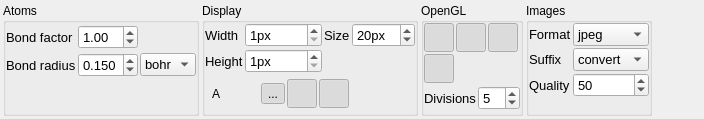
Before: the Qt Designer form settings.ui in piti-diablotin/qAgate, drawn with Qt 5.
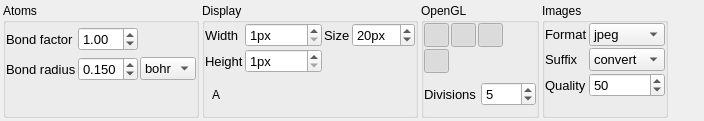
After: the same form once the commit is applied. Icons and pictures are not drawn.

What changed in the file:
```diff
--- a/settings.ui
+++ b/settings.ui
@@ -7,7 +7,7 @@
     <x>0</x>
     <y>0</y>
     <width>704</width>
-    <height>119</height>
+    <height>121</height>
    </rect>
   </property>
   <property name="sizePolicy">
@@ -19,7 +19,7 @@
   <property name="maximumSize">
    <size>
     <width>16777215</width>
-    <height>119</height>
+    <height>128</height>
    </size>
   </property>
   <property name="windowTitle">
@@ -206,8 +206,8 @@
         </property>
         <property name="iconSize">
          <size>
-          <width>54</width>
-          <height>22</height>
+          <width>40</width>
+          <height>20</height>
          </size>
         </property>
         <property name="autoRaise">
@@ -502,8 +502,8 @@
            </property>
            <property name="iconSize">
             <size>
-             <width>22</width>
-             <height>22</height>
+             <width>17</width>
+             <height>17</height>
             </size>
            </property>
            <property name="autoRaise">
@@ -531,8 +531,8 @@
            </property>
            <property name="iconSize">
             <size>
-             <width>22</width>
-             <height>22</height>
+             <width>17</width>
+             <height>17</height>
             </size>
            </property>
            <property name="autoRaise">
@@ -540,102 +540,6 @@
            </property>
           </widget>
          </item>
-         <item>
-          <widget class="QToolButton" name="angles">
-           <property name="sizePolicy">
-            <sizepolicy hsizetype="Fixed" vsizetype="Fixed">
-             <horstretch>0</horstretch>
-             <verstretch>0</verstretch>
-            </sizepolicy>
-           </property>
-           <property name="toolTip">
-            <string>Toggle angles</string>
-           </property>
-           <property name="statusTip">
-            <string>Toggle angles</string>
-           </property>
-           <property name="whatsThis">
-            <string>Toggle angles</string>
-           </property>
-           <property name="text">
-            <string>...</string>
-           </property>
-           <property name="icon">
-            <iconset resource="qagate.qrc">
-             <normaloff>:/settings/icons/angles.svg</normaloff>:/settings/icons/angles.svg</iconset>
-           </property>
-           <property name="iconSize">
-            <size>
-             <width>22</width>
-             <height>22</height>
-            </size>
-           </property>
-           <property name="shortcut">
-            <string>A</string>
-           </property>
-           <property name="checkable">
-            <bool>true</bool>
-           </property>
-           <property name="checked">
-            <bool>true</bool>
-           </property>
-           <property name="autoRaise">
-            <bool>true</bool>
-           </property>
-          </widget>
-         </item>
-         <item>
-          <widget class="QToolButton" name="time">
-           <property name="text">
-            <string/>
-           </property>
-           <property name="icon">
-            <iconset resource="qagate.qrc">
-             <normaloff>:/settings/icons/time.svg</normaloff>:/settings/icons/time.svg</iconset>
-           </property>
-           <property name="iconSize">
-            <size>
-             <width>22</width>
-             <height>22</height>
-            </size>
-           </property>
-           <property name="checkable">
-            <bool>true</bool>
-           </property>
-           <property name="checked">
-            <bool>true</bool>
-           </property>
-           <property name="autoRaise">
-            <bool>true</bool>
-           </property>
-          </widget>
-         </item>
-         <item>
-          <widget class="QToolButton" name="axis">
-           <property name="text">
-            <string/>
-           </property>
-           <property name="icon">
-            <iconset resource="qagate.qrc">
-             <normaloff>:/settings/icons/axis.svg</normaloff>:/settings/icons/axis.svg</iconset>
-           </property>
-           <property name="iconSize">
-            <size>
-             <width>22</width>
-             <height>22</height>
-            </size>
-           </property>
-           <property name="checkable">
-            <bool>true</bool>
-           </property>
-           <property name="checked">
-            <bool>true</bool>
-           </property>
-           <property name="autoRaise">
-            <bool>true</bool>
-           </property>
-          </widget>
-         </item>
          <item>
           <spacer name="horizontalSpacer_2">
            <property name="orientation">
@@ -714,8 +618,8 @@
            </property>
            <property name="iconSize">
             <size>
-             <width>22</width>
-             <height>22</height>
+             <width>17</width>
+             <height>17</height>
             </size>
            </property>
            <property name="shortcut">
@@ -752,8 +656,8 @@
            </property>
            <property name="iconSize">
             <size>
-             <width>22</width>
-             <height>22</height>
+             <width>17</width>
+             <height>17</height>
             </size>
            </property>
            <property name="shortcut">
@@ -790,8 +694,8 @@
            </property>
            <property name="iconSize">
             <size>
-             <width>22</width>
-             <height>22</height>
+             <width>17</width>
+             <height>17</height>
             </size>
            </property>
            <property name="shortcut">
@@ -828,8 +732,8 @@
            </property>
            <property name="iconSize">
             <size>
-             <width>22</width>
-             <height>22</height>
+             <width>17</width>
+             <height>17</height>
             </size>
            </property>
            <property name="shortcut">
@@ -846,6 +750,19 @@
            </property>
           </widget>
          </item>
+         <item row="0" column="4">
+          <spacer name="horizontalSpacer_3">
+           <property name="orientation">
+            <enum>Qt::Horizontal</enum>
+           </property>
+           <property name="sizeHint" stdset="0">
+            <size>
+             <width>40</width>
+             <height>20</height>
+            </size>
+           </property>
+          </spacer>
+         </item>
         </layout>
        </widget>
       </item>
@@ -874,9 +791,18 @@
              <pointsize>10</pointsize>
             </font>
            </property>
+           <property name="lineWidth">
+            <number>0</number>
+           </property>
            <property name="text">
             <string>Divisions</string>
            </property>
+           <property name="textFormat">
+            <enum>Qt::PlainText</enum>
+           </property>
+           <property name="margin">
+            <number>0</number>
+           </property>
           </widget>
          </item>
          <item>
@@ -981,7 +907,19 @@
         </item>
        </widget>
       </item>
-      <item row="2" column="1">
+      <item row="1" column="0">
+       <widget class="QLabel" name="suffixLabel">
+        <property name="font">
+         <font>
+          <pointsize>10</pointsize>
+         </font>
+        </property>
+        <property name="text">
+         <string>Suffix</string>
+        </property>
+       </widget>
+      </item>
+      <item row="1" column="1">
        <widget class="QComboBox" name="suffix">
         <property name="font">
          <font>
@@ -1000,7 +938,19 @@
         </item>
        </widget>
       </item>
-      <item row="4" column="1">
+      <item row="2" column="0">
+       <widget class="QLabel" name="qualityLabel">
+        <property name="font">
+         <font>
+          <pointsize>10</pointsize>
+         </font>
+        </property>
+        <property name="text">
+         <string>Quality</string>
+        </property>
+       </widget>
+      </item>
+      <item row="2" column="1">
        <widget class="QSpinBox" name="quality">
         <property name="font">
          <font>
@@ -1027,30 +977,6 @@
         </property>
        </widget>
       </item>
-      <item row="2" column="0">
-       <widget class="QLabel" name="suffixLabel">
-        <property name="font">
-         <font>
-          <pointsize>10</pointsize>
-         </font>
-        </property>
-        <property name="text">
-         <string>Suffix</string>
-        </property>
-       </widget>
-      </item>
-      <item row="4" column="0">
-       <widget class="QLabel" name="qualityLabel">
-        <property name="font">
-         <font>
-          <pointsize>10</pointsize>
-         </font>
-        </property>
-        <property name="text">
-         <string>Quality</string>
-        </property>
-       </widget>
-      </item>
      </layout>
     </widget>
    </item>
```
Left out of the diff: 45 changed lines with no effect on the pictures.
